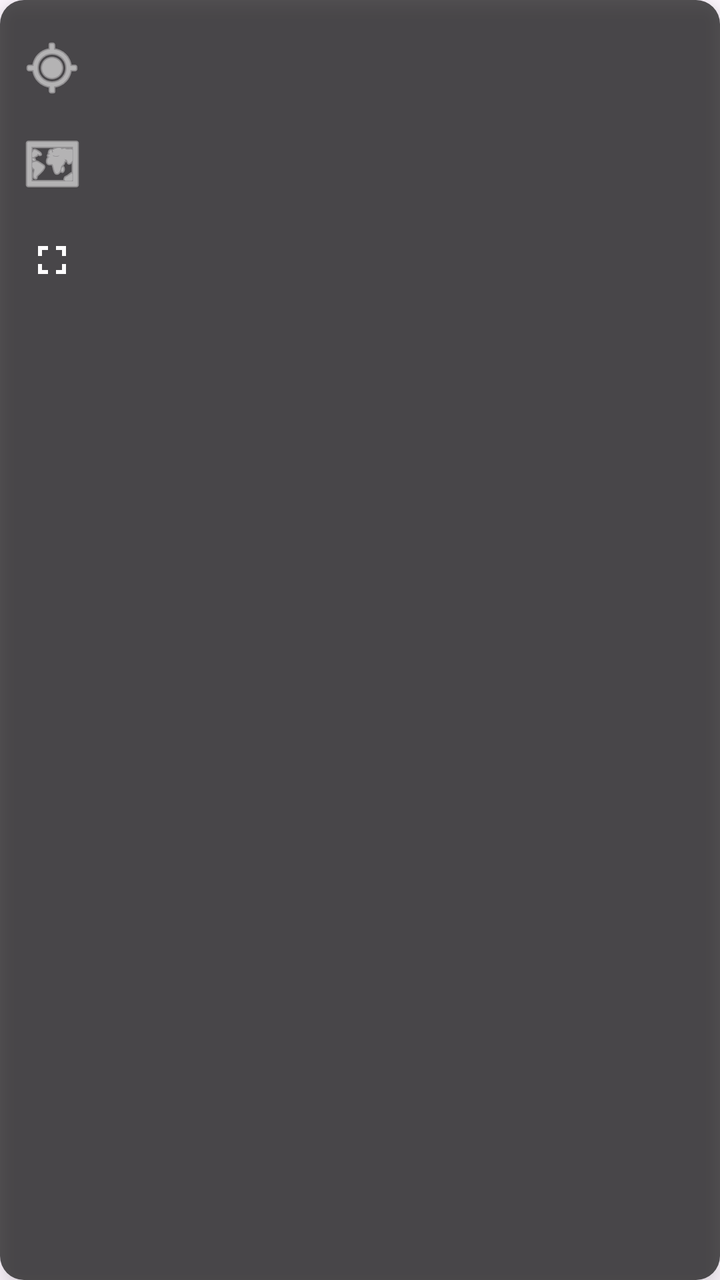
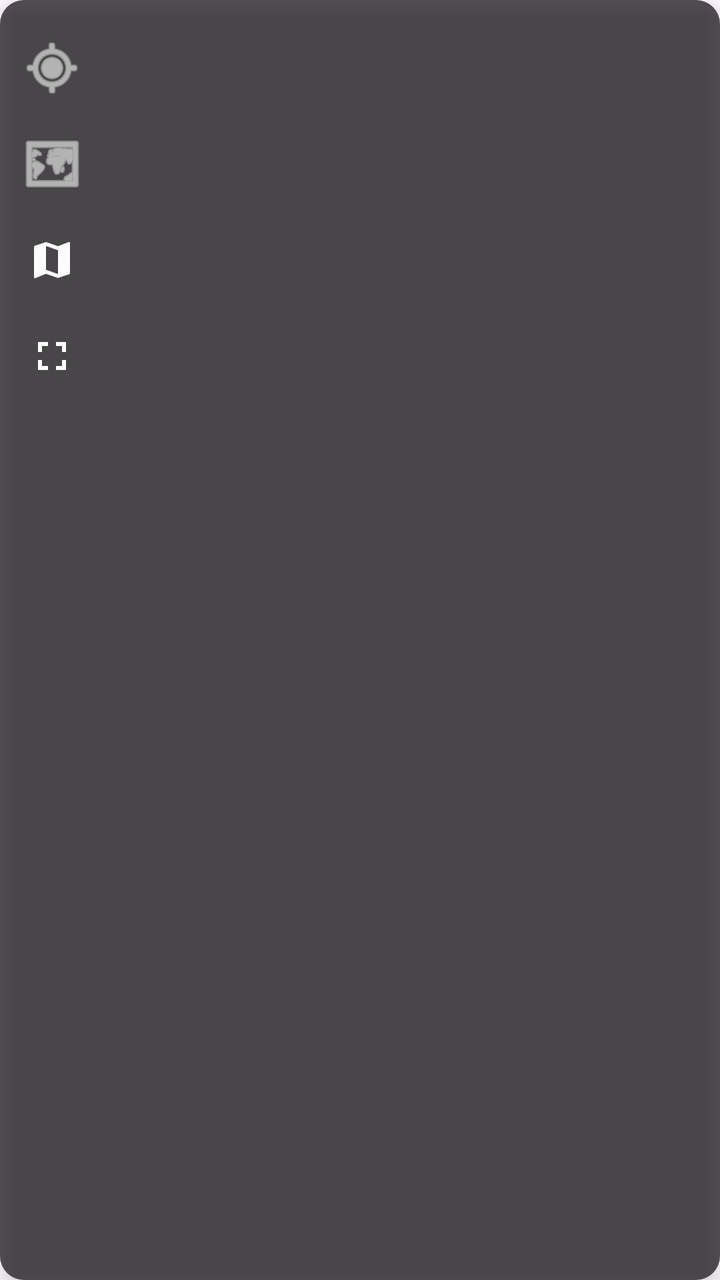

Screens rendered from an Android XML layout before and after an edit, with the pre-edit source and the edit as a unified diff.
<!-- AndroidManifest.xml: application theme Theme.AppCompat.Light.NoActionBar -->
<!-- res/layout/include_map_minibar.xml -->
<?xml version="1.0" encoding="utf-8"?>
<LinearLayout xmlns:android="http://schemas.android.com/apk/res/android"
    android:id="@+id/mapMiniBar"
    android:layout_width="wrap_content"
    android:layout_height="wrap_content"
    android:orientation="vertical"
    android:padding="6dp"
    android:background="@drawable/bg_minibar_panel"
    android:alpha="0.95"
    android:elevation="6dp">

    
    <Space
        android:layout_width="1dp"
        android:layout_height="8dp" />

    
    <ImageButton
        android:id="@+id/btn_my_loc"
        android:layout_width="40dp"
        android:layout_height="40dp"
        android:padding="8dp"
        android:background="?attr/selectableItemBackgroundBorderless"
        android:contentDescription="@string/my_location"
        android:src="@android:drawable/ic_menu_mylocation"
        android:tint="@android:color/white" />

    
    <Space
        android:layout_width="1dp"
        android:layout_height="8dp" />

    
    <ImageButton
        android:id="@+id/btn_map_type"
        android:layout_width="40dp"
        android:layout_height="40dp"
        android:padding="8dp"
        android:background="?attr/selectableItemBackgroundBorderless"
        android:contentDescription="@string/map_type_toggle"
        android:src="@android:drawable/ic_menu_mapmode"
        android:tint="@android:color/white" />

    
    <Space
        android:layout_width="1dp"
        android:layout_height="8dp" />

    
    <ImageButton
        android:id="@+id/btn_fullscreen"
        android:layout_width="40dp"
        android:layout_height="40dp"
        android:padding="8dp"
        android:background="?attr/selectableItemBackgroundBorderless"
        android:contentDescription="@string/fullscreen_mode"
        android:src="@drawable/ic_fullscreen_enter"
        android:tint="@android:color/white" />

</LinearLayout>
<!-- resources referenced by this layout -->
<resources>
  <!-- drawable bg_minibar_panel (drawable) -->
  <?xml version="1.0" encoding="utf-8"?>
  <shape xmlns:android="http://schemas.android.com/apk/res/android" android:shape="rectangle">
      <solid android:color="#B3000000" /> 
      <corners android:radius="12dp" />
      <padding
          android:left="2dp"
          android:top="2dp"
          android:right="2dp"
          android:bottom="2dp" />
  </shape>
  <!-- drawable ic_fullscreen_enter (drawable) -->
  <?xml version="1.0" encoding="utf-8"?>
  <vector xmlns:android="http://schemas.android.com/apk/res/android"
      android:width="24dp"
      android:height="24dp"
      android:viewportWidth="24"
      android:viewportHeight="24">
      <path
          android:fillColor="#FFFFFFFF"
          android:pathData="M7,14H5v5h5v-2H7V14zM5,10h2V7h3V5H5V10zM17,17h-3v2h5v-5h-2V17zM14,5v2h3v3h2V5H14z"/>
  </vector>
  <string name="fullscreen_mode">Fullscreen mode</string>
  <string name="map_type_toggle">Switch map type</string>
  <string name="my_location">My location</string>
  <style name="Theme.AppCompat.Light.NoActionBar" parent="Base.Theme.AppCompat.Light.NoActionBar" />
  <style name="Base.Theme.AppCompat.Light.NoActionBar" parent="Theme.Material3.DayNight.NoActionBar">
          
          
      </style>
</resources>

<!-- the commit's change to res/layout/include_map_minibar.xml (unified diff, before → after) -->
@@ -48,6 +48,22 @@
 
     
     <ImageButton
+        android:id="@+id/btn_switch_view"
+        android:layout_width="40dp"
+        android:layout_height="40dp"
+        android:padding="8dp"
+        android:background="?attr/selectableItemBackgroundBorderless"
+        android:contentDescription="@string/switch_view"
+        android:src="@drawable/ic_switch_map_list"
+        android:tint="@android:color/white" />
+
+    
+    <Space
+        android:layout_width="1dp"
+        android:layout_height="8dp" />
+
+    
+    <ImageButton
         android:id="@+id/btn_fullscreen"
         android:layout_width="40dp"
         android:layout_height="40dp"
<!-- resource entries referenced after the edit -->
@@ -22,10 +22,38 @@
           android:fillColor="#FFFFFFFF"
           android:pathData="M7,14H5v5h5v-2H7V14zM5,10h2V7h3V5H5V10zM17,17h-3v2h5v-5h-2V17zM14,5v2h3v3h2V5H14z"/>
   </vector>
+  <!-- drawable ic_switch_map_list (drawable) -->
+  <selector xmlns:android="http://schemas.android.com/apk/res/android">
+      <item android:drawable="@drawable/ic_list" android:state_selected="true"/>
+      <item android:drawable="@drawable/ic_map"/>
+  </selector>
   <string name="fullscreen_mode">Fullscreen mode</string>
   <string name="map_type_toggle">Switch map type</string>
   <string name="my_location">My location</string>
+  <string name="switch_view">Switch view</string>
   <style name="Theme.AppCompat.Light.NoActionBar" parent="Base.Theme.AppCompat.Light.NoActionBar" />
+  <!-- drawable ic_list (drawable) -->
+  <vector xmlns:android="http://schemas.android.com/apk/res/android"
+      android:width="24dp"
+      android:height="24dp"
+      android:viewportWidth="24"
+      android:viewportHeight="24"
+      android:tint="?attr/colorControlNormal">
+      <path
+          android:fillColor="@android:color/white"
+          android:pathData="M3,13h2v-2H3v2zm0,4h2v-2H3v2zm0,-8h2V7H3v2zm4,4h14v-2H7v2zm0,4h14v-2H7v2zm0,-8h14V7H7v2z"/>
+  </vector>
+  <!-- drawable ic_map (drawable) -->
+  <vector xmlns:android="http://schemas.android.com/apk/res/android"
+      android:width="24dp"
+      android:height="24dp"
+      android:viewportWidth="24"
+      android:viewportHeight="24"
+      android:tint="?attr/colorControlNormal">
+      <path
+          android:fillColor="@android:color/white"
+          android:pathData="M20.5,3l-0.16,0.03L15,5.1 9,3 3.36,4.9C3.14,4.97 3,5.16 3,5.39v15.22c0,0.27 0.22,0.5 0.5,0.5l0.16,-0.03L9,18.9l6,2.1 5.64,-1.9c0.22,-0.07 0.36,-0.27 0.36,-0.5V3.5c0,-0.27 -0.22,-0.5 -0.5,-0.5zM15,19l-6,-2.11V5l6,2.11V19z"/>
+  </vector>
   <style name="Base.Theme.AppCompat.Light.NoActionBar" parent="Theme.Material3.DayNight.NoActionBar">
           
           
